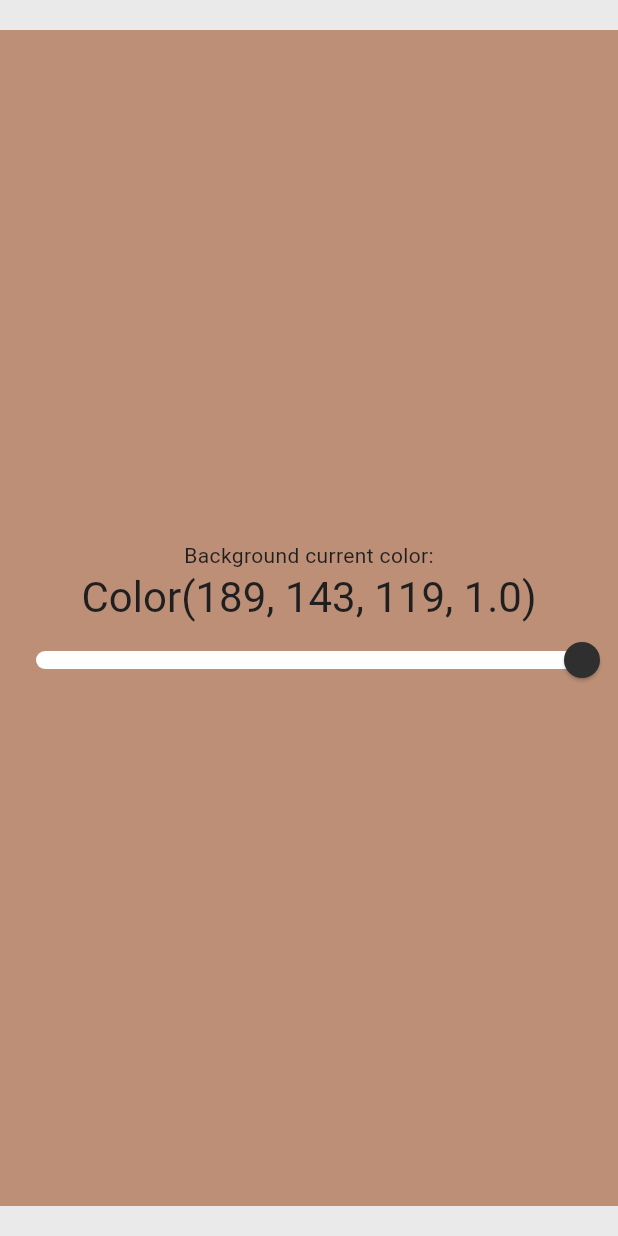
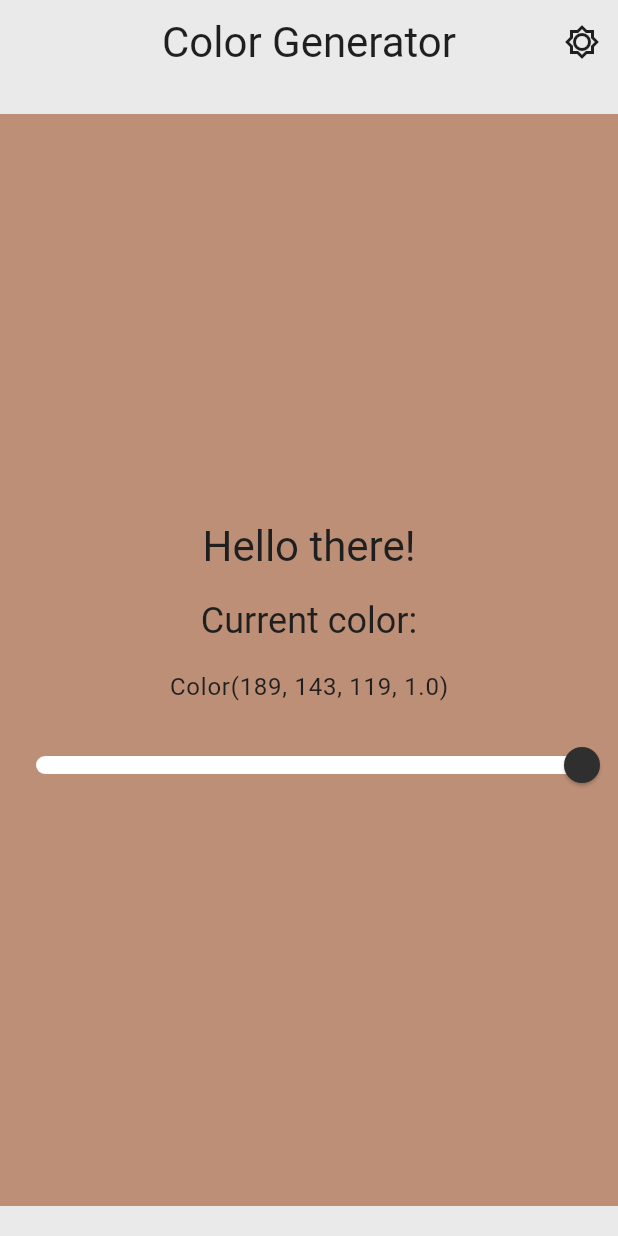
Before and after one commit to viktoriia-cherk/color_generator, a Flutter app: the screen it shows after launch, on a phone screen of 412 x 824 dp. Run offline on Flutter 3.47's test engine with Material 3 defaults, Android fonts, the light colour scheme and no system bars.

Commit message:
feat: Implement theme changing; Divide home page into separate components; Add custom app bar;

```diff
--- a/lib/core/presentation/colors/app_colors.dart
+++ b/lib/core/presentation/colors/app_colors.dart
@@ -3,9 +3,13 @@ import 'dart:ui';
 class AppColors {
   AppColors._();
 
+  static const Color transparent = Color(0x00FFFFFF);
+
   // white
   static const Color white = Color(0xFFFFFFFF);
-  static const Color primaryWhite = Color(0xFFF1ECEB);
+  static const Color whiteWithOpacity = Color(0x67FFFFFF);
+  static const Color primaryWhite = Color(0xFDCCCCCC);
+  static const Color primaryWhiteWithOpacity = Color(0x66CCCCCC);
   static const Color secondaryWhite = Color(0xFFEAEAEA);
   static const Color tertiaryWhite = Color(0xFFF5F5F5);
 
@@ -20,5 +24,6 @@ class AppColors {
   // red
   static const Color red = Color(0xFFB00020);
   static const Color warmOrange = Color(0xFFC26E3D);
+  static const Color warmOrangeWithOpacity = Color(0x67C26E3D);
   static const Color lightWarmOrange = Color(0xFFBD8F77);
 }
--- /dev/null
+++ b/lib/core/presentation/custom_app_bar/custom_app_bar.dart
@@ -0,0 +1,80 @@
+import 'package:flutter/material.dart';
+
+import '../colors/app_colors.dart';
+import 'custom_title.dart';
+
+class CustomAppBar extends StatefulWidget implements PreferredSizeWidget {
+  final String title;
+  final String? subtitle;
+  final Widget? leading;
+  final List<Widget>? actions;
+  final Color? backgroundColor;
+  final double? elevation;
+  final double? appBarHeight;
+  final Color? surfaceTintColor;
+  final bool? centerTitle;
+  final TextStyle? titleTextStyle;
+
+  const CustomAppBar({
+    super.key,
+    required this.title,
+    this.subtitle,
+    this.leading,
+    this.actions,
+    this.backgroundColor,
+    this.elevation,
+    this.appBarHeight,
+    this.surfaceTintColor,
+    this.centerTitle,
+    this.titleTextStyle,
+  });
+
+  factory CustomAppBar.home({
+    required String title,
+    List<Widget>? actions,
+    Color? backgroundColor,
+    double? appBarHeight,
+    Color? surfaceTintColor,
+    bool? centerTitle,
+    TextStyle? titleTextStyle,
+  }) => CustomAppBar(
+    backgroundColor: AppColors.transparent,
+    title: title,
+    leading: const SizedBox(),
+    actions: actions,
+    elevation: 0,
+    surfaceTintColor: surfaceTintColor,
+    centerTitle: centerTitle,
+    titleTextStyle: titleTextStyle,
+  );
+
+  @override
+  Size get preferredSize => Size.fromHeight(appBarHeight ?? 56);
+
+  @override
+  State<CustomAppBar> createState() => _CustomAppBarState();
+}
+
+class _CustomAppBarState extends State<CustomAppBar> {
+  @override
+  Widget build(BuildContext context) {
+    return AppBar(
+      title: CustomTitle(title: widget.title, subtitle: widget.subtitle),
+      automaticallyImplyLeading: false,
+      actions: widget.actions,
+      titleTextStyle: widget.titleTextStyle,
+      backgroundColor: widget.backgroundColor,
+      leading:
+          widget.leading ??
+          Container(
+            padding: const EdgeInsets.all(6.0),
+            child: const BackButton(),
+          ),
+      leadingWidth: widget.leading != null ? 0 : 56,
+      scrolledUnderElevation: 0,
+      elevation: widget.elevation,
+      surfaceTintColor: widget.surfaceTintColor,
+      centerTitle: widget.centerTitle,
+    );
+  }
+}
--- /dev/null
+++ b/lib/core/presentation/custom_app_bar/custom_title.dart
@@ -0,0 +1,34 @@
+import 'package:flutter/cupertino.dart';
+import 'package:flutter/material.dart';
+
+class CustomTitle extends StatefulWidget {
+  final String? title;
+  final String? subtitle;
+
+  const CustomTitle({super.key, required this.title, this.subtitle});
+
+  @override
+  State<CustomTitle> createState() => _CustomTitleState();
+}
+
+class _CustomTitleState extends State<CustomTitle> {
+  @override
+  Widget build(BuildContext context) {
+    return Column(
+      mainAxisAlignment: MainAxisAlignment.center,
+      crossAxisAlignment: CrossAxisAlignment.center,
+      children: [
+        Text(
+          widget.title ?? '',
+          maxLines: widget.subtitle != null ? 1 : 2,
+          overflow: TextOverflow.ellipsis,
+        ),
+        if (widget.subtitle != null)
+          Text(
+            widget.subtitle!,
+            style: const TextStyle(fontSize: 14, fontWeight: FontWeight.w400),
+          ),
+      ],
+    );
+  }
+}
--- a/lib/core/presentation/custom_sider/custom_sider.dart
+++ b/lib/core/presentation/custom_sider/custom_sider.dart
@@ -28,7 +28,6 @@ class CustomSlider extends StatefulWidget {
     String? label,
     required ValueChanged<double> onChanged,
     int? divisions,
-    SliderThemeData? style,
   }) => CustomSlider(
     value: value,
     min: min,
--- a/lib/core/presentation/theme/theme.dart
+++ b/lib/core/presentation/theme/theme.dart
@@ -2,11 +2,34 @@ import 'package:flutter/material.dart';
 
 import '../colors/app_colors.dart';
 
-final ThemeData appThemeData = ThemeData(
-  useMaterial3: true,
-  colorScheme: _getColorScheme(),
-  sliderTheme: _getSliderTheme(),
-);
+ThemeData baseTheme(Brightness brightness) {
+  final isDark = brightness == Brightness.dark;
+
+  return ThemeData(
+    useMaterial3: true,
+    brightness: brightness,
+    colorScheme: isDark ? _getDarkColorScheme() : _getColorScheme(),
+    sliderTheme: isDark ? _getDarkSliderTheme() : _getSliderTheme(),
+  );
+}
+
+ColorScheme _getDarkColorScheme() {
+  return const ColorScheme(
+    brightness: Brightness.dark,
+
+    primary: AppColors.warmOrange,
+    onPrimary: AppColors.secondaryBlack,
+
+    secondary: AppColors.graphite,
+    onSecondary: AppColors.white,
+
+    surface: AppColors.secondaryBlack,
+    onSurface: AppColors.secondaryWhite,
+
+    error: AppColors.red,
+    onError: AppColors.white,
+  );
+}
 
 ColorScheme _getColorScheme() {
   return const ColorScheme(
@@ -26,6 +49,17 @@ ColorScheme _getColorScheme() {
   );
 }
 
+SliderThemeData _getDarkSliderTheme() {
+  return SliderThemeData(
+    activeTrackColor: AppColors.warmOrange,
+    inactiveTrackColor: AppColors.whiteWithOpacity,
+    trackHeight: 10,
+    thumbColor: AppColors.primaryWhite,
+    overlayColor: AppColors.primaryWhiteWithOpacity,
+    thumbShape: const RoundSliderThumbShape(enabledThumbRadius: 12),
+  );
+}
+
 SliderThemeData _getSliderTheme() {
   return SliderThemeData(
     activeTrackColor: AppColors.white,
--- /dev/null
+++ b/lib/core/presentation/theme/widgets/theme_button.dart
@@ -0,0 +1,22 @@
+import 'package:color_generator/core/presentation/utils/build_context_extensions/build_context_extensions.dart';
+import 'package:flutter/material.dart';
+
+class ThemeButton extends StatefulWidget {
+  final VoidCallback onToggleTheme;
+
+  const ThemeButton({super.key, required this.onToggleTheme});
+
+  @override
+  State<ThemeButton> createState() => _ThemeButtonState();
+}
+
+class _ThemeButtonState extends State<ThemeButton> {
+  @override
+  Widget build(BuildContext context) {
+    final icon = context.isDarkThemeMode
+        ? Icons.brightness_2_outlined
+        : Icons.brightness_low_outlined;
+
+    return IconButton(onPressed: widget.onToggleTheme, icon: Icon(icon));
+  }
+}
--- a/lib/core/presentation/utils/build_context_extensions/build_context_extensions.dart
+++ b/lib/core/presentation/utils/build_context_extensions/build_context_extensions.dart
@@ -2,4 +2,8 @@ import 'package:flutter/material.dart';
 
 extension ThemeExtension on BuildContext {
   SliderThemeData get sliderTheme => Theme.of(this).sliderTheme;
+  TextTheme get textTheme => Theme.of(this).textTheme;
+  Brightness get brightness => Theme.of(this).brightness;
+
+  bool get isDarkThemeMode => brightness == Brightness.dark;
 }
--- a/lib/features/home_page/presentation/home_page.dart
+++ b/lib/features/home_page/presentation/home_page.dart
@@ -1,15 +1,19 @@
+import 'package:color_generator/core/presentation/custom_app_bar/custom_app_bar.dart';
 import 'package:color_generator/core/presentation/utils/build_context_extensions/build_context_extensions.dart';
+import 'package:color_generator/features/home_page/presentation/widgets/color_info.dart';
 import 'package:flutter/material.dart';
 import '../../../core/presentation/colors/app_colors.dart';
-import '../../../core/presentation/custom_sider/custom_sider.dart';
 import '../../../core/presentation/main_container/main_container.dart';
+import '../../../core/presentation/theme/widgets/theme_button.dart';
 import '../../../core/presentation/utils/color_utils/color_utils.dart';
 import '../../../core/presentation/utils/maths_utils/maths_utils.dart';
 
 const defaultBgColor = AppColors.lightWarmOrange;
 
 class HomePage extends StatefulWidget {
-  const HomePage({super.key});
+  final VoidCallback onToggleTheme;
+
+  const HomePage({super.key, required this.onToggleTheme});
 
   @override
   State<HomePage> createState() => _HomePageState();
@@ -51,6 +55,12 @@ class _HomePageState extends State<HomePage> {
   @override
   Widget build(BuildContext context) {
     return Scaffold(
+      appBar: CustomAppBar.home(
+        title: 'Color Generator',
+        centerTitle: true,
+        titleTextStyle: context.textTheme.headlineMedium,
+        actions: [ThemeButton(onToggleTheme: widget.onToggleTheme)],
+      ),
       body: SafeArea(
         child: GestureDetector(
           onTap: _updateBgColorAndColorLabel,
@@ -61,20 +71,15 @@ class _HomePageState extends State<HomePage> {
                 child: Column(
                   mainAxisAlignment: MainAxisAlignment.center,
                   children: [
-                    const Text('Background current color:'),
                     Text(
-                      _colorLabel,
-                      style: Theme.of(context).textTheme.headlineMedium,
+                      'Hello there!',
+                      style: context.textTheme.headlineMedium,
                     ),
-
-                    CustomSlider.opacity(
-                      value: _bgOpacity,
-                      min: 0,
-                      max: 1,
-                      onChanged: _updateOpacity,
-                      style: context.sliderTheme.copyWith(
-                        activeTrackColor: AppColors.red,
-                      ),
+                    const SizedBox(height: 16.0),
+                    ColorInfo(
+                      colorLabel: _colorLabel,
+                      opacity: _bgOpacity,
+                      onUpdateOpacity: _updateOpacity,
                     ),
                   ],
                 ),
--- /dev/null
+++ b/lib/features/home_page/presentation/widgets/color_info.dart
@@ -0,0 +1,40 @@
+import 'package:color_generator/core/presentation/utils/build_context_extensions/build_context_extensions.dart';
+import 'package:flutter/material.dart';
+import '../../../../core/presentation/custom_sider/custom_sider.dart';
+
+class ColorInfo extends StatefulWidget {
+  final String colorLabel;
+  final double opacity;
+  final ValueChanged<double> onUpdateOpacity;
+
+  const ColorInfo({
+    super.key,
+    required this.colorLabel,
+    required this.opacity,
+    required this.onUpdateOpacity,
+  });
+
+  @override
+  State<ColorInfo> createState() => _ColorInfoState();
+}
+
+class _ColorInfoState extends State<ColorInfo> {
+  @override
+  Widget build(BuildContext context) {
+    return Column(
+      mainAxisAlignment: MainAxisAlignment.center,
+      children: [
+        Text('Current color:', style: context.textTheme.headlineSmall),
+        const SizedBox(height: 16.0),
+        Text(widget.colorLabel, style: context.textTheme.bodyLarge),
+        const SizedBox(height: 16.0),
+        CustomSlider.opacity(
+          value: widget.opacity,
+          min: 0,
+          max: 1,
+          onChanged: widget.onUpdateOpacity,
+        ),
+      ],
+    );
+  }
+}
--- a/lib/main.dart
+++ b/lib/main.dart
@@ -7,15 +7,32 @@ void main() {
   runApp(const MyApp());
 }
 
-class MyApp extends StatelessWidget {
+class MyApp extends StatefulWidget {
   const MyApp({super.key});
+
+  @override
+  State<MyApp> createState() => _MyAppState();
+}
+
+class _MyAppState extends State<MyApp> {
+  ThemeMode _themeMode = ThemeMode.light;
+
+  void _toggleTheme() {
+    setState(() {
+      _themeMode = _themeMode == ThemeMode.light
+          ? ThemeMode.dark
+          : ThemeMode.light;
+    });
+  }
 
   @override
   Widget build(BuildContext context) {
     return MaterialApp(
-      theme: appThemeData,
+      theme: baseTheme(Brightness.light),
+      darkTheme: baseTheme(Brightness.dark),
+      themeMode: _themeMode,
       debugShowCheckedModeBanner: false,
-      home: const HomePage(),
+      home: HomePage(onToggleTheme: _toggleTheme),
     );
   }
 }
```
